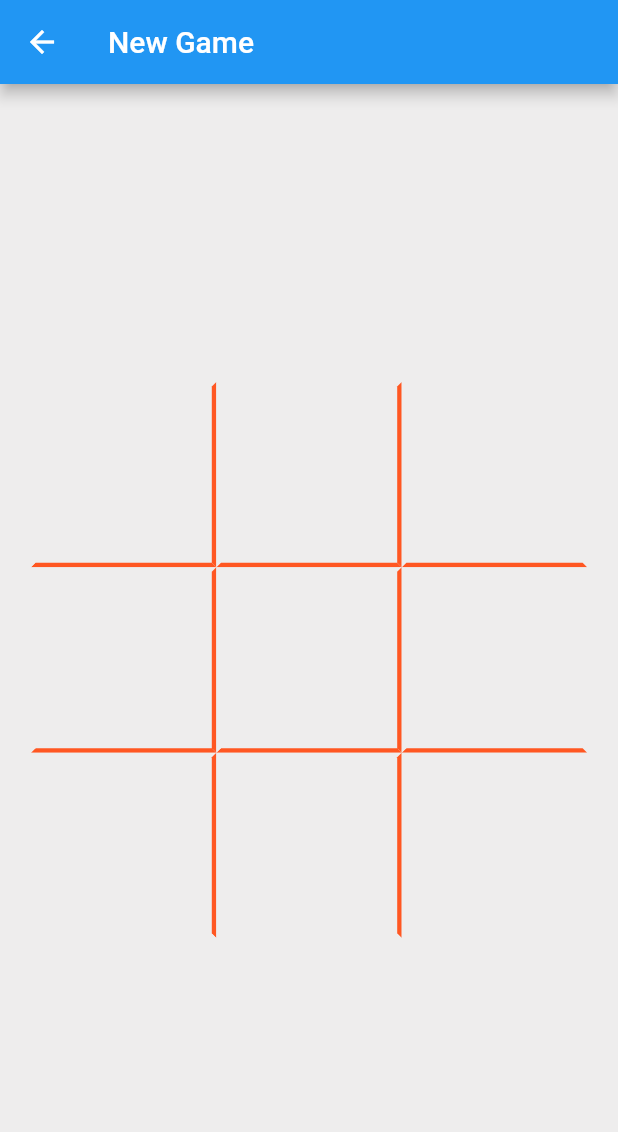
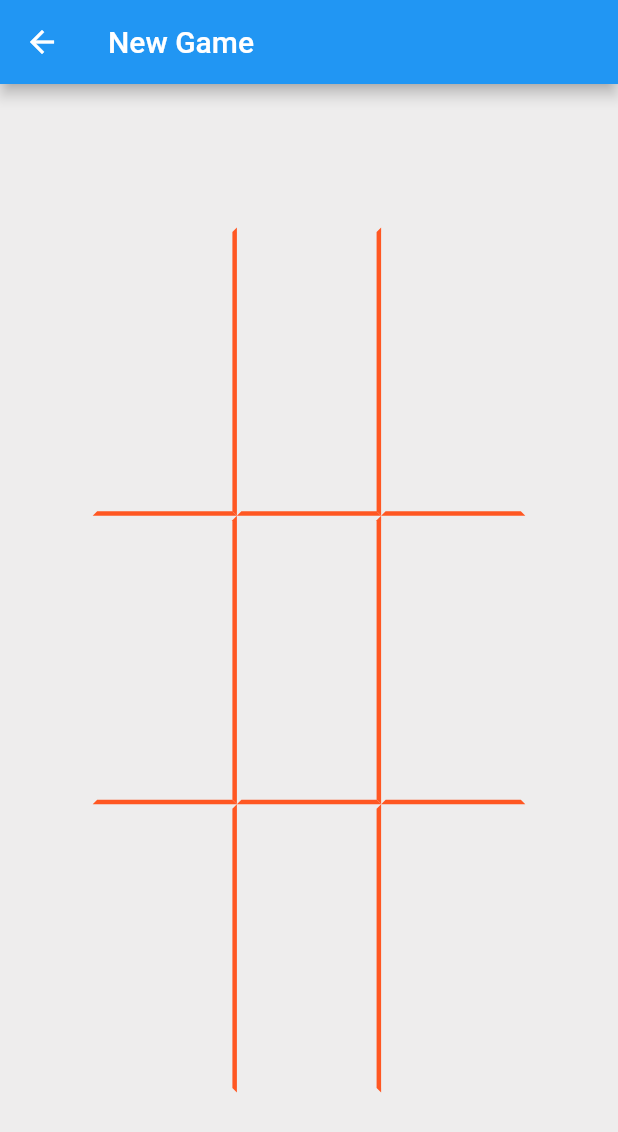
Before and after one commit to fede-da/Tris, a Flutter app: the LocalGameView screen opened by its route, on a phone screen of 412 x 824 dp. Shown: the top 1132 px of the screen. Run offline on Flutter 3.47's test engine with Material 2 defaults, Android fonts, the phone set to English and light mode, and no system bars; our stand-ins replace bloc, flutter_bloc, hydrated_bloc.

Commit message:
Inserita prima versione sistema a turni

```diff
--- a/tris/lib/src/common_widgets/tris/column.dart
+++ b/tris/lib/src/common_widgets/tris/column.dart
@@ -1,66 +1,59 @@
 import 'package:flutter/material.dart';
+import 'package:provider/provider.dart';
 
+import '../../handler/tris_handler.dart';
+import '../../utils/sizer.dart';
+import 'base_square.dart';
 import 'square.dart';
 
-class TrisColumn extends StatelessWidget {
-  const TrisColumn({super.key});
+class TrisView extends StatelessWidget {
+  const TrisView({super.key});
 
   @override
   Widget build(BuildContext context) {
-    return Row(
-      mainAxisAlignment: MainAxisAlignment.center,
-      children: const [FirstColumn(), SecondColumn(), ThirdColumn()],
+    return SizedBox(
+      height: context.read<Sizer>().getTrisHeigth(),
+      width: context.read<Sizer>().getTrisWidth(),
+      child: Consumer<TrisHandler>(
+        builder: (context, value, child) {
+          return Row(
+            mainAxisAlignment: MainAxisAlignment.center,
+            children: [
+              Expanded(
+                flex: 1,
+                child: TrisColumn(
+                  squaresList: value.get3RowsFromIndex(0),
+                ),
+              ),
+              Expanded(
+                flex: 1,
+                child: TrisColumn(
+                  squaresList: value.get3RowsFromIndex(3),
+                ),
+              ),
+              Expanded(
+                flex: 1,
+                child: TrisColumn(
+                  squaresList: value.get3RowsFromIndex(6),
+                ),
+              ),
+            ],
+          );
+        },
+      ),
     );
   }
 }
 
-class FirstColumn extends StatelessWidget {
-  const FirstColumn({super.key});
+class TrisColumn extends StatelessWidget {
+  const TrisColumn({super.key, required this.squaresList});
+  final List<BaseSquare> squaresList;
 
   @override
   Widget build(BuildContext context) {
-    final double width = MediaQuery.of(context).size.width * 0.3;
     return Column(
       mainAxisAlignment: MainAxisAlignment.center,
-      children: [
-        Square(width: width, sides: const [2, 3]),
-        Square(width: width, sides: const [2, 3]),
-        Square(width: width, sides: const [2]),
-      ],
+      children: squaresList,
     );
   }
 }
-
-class SecondColumn extends StatelessWidget {
-  const SecondColumn({super.key});
-
-  @override
-  Widget build(BuildContext context) {
-    final double width = MediaQuery.of(context).size.width * 0.3;
-    return Column(
-      mainAxisAlignment: MainAxisAlignment.center,
-      children: [
-        Square(width: width, sides: const [2, 3]),
-        Square(width: width, sides: const [2, 3]),
-        Square(width: width, sides: const [2]),
-      ],
-    );
-  }
-}
-
-class ThirdColumn extends StatelessWidget {
-  const ThirdColumn({super.key});
-
-  @override
-  Widget build(BuildContext context) {
-    final double width = MediaQuery.of(context).size.width * 0.3;
-    return Column(
-      mainAxisAlignment: MainAxisAlignment.center,
-      children: [
-        Square(width: width, sides: const [3]),
-        Square(width: width, sides: const [3]),
-        Square(width: width, sides: const []),
-      ],
-    );
-  }
-}
--- a/tris/lib/src/common_widgets/tris/square.dart
+++ b/tris/lib/src/common_widgets/tris/square.dart
@@ -1,31 +1,49 @@
 import 'package:flutter/material.dart';
 import 'package:provider/provider.dart';
+import 'package:tris/src/common_widgets/tris/base_square.dart';
 import 'package:tris/src/handler/tris_handler.dart';
 import 'package:tris/src/utils/my_painter.dart';
 
-class Square extends StatelessWidget {
+class Square extends BaseSquare {
   /*side defines which border will be underlined:
   0 -> left
   1 -> top
   2 -> rigth
   3 -> bottom
   */
-  const Square({Key? key, required this.width, required this.sides})
-      : super(key: key);
-  final double width;
-  final List<int> sides;
+
+  Square({super.key, required super.sides}) {
+    squareId = id;
+    id++;
+    id = id % 9;
+  }
+  static int id = 0;
+  late final int squareId;
+
+  int getSquareId() => squareId;
+
+  int getId() => squareId;
 
   @override
   Widget build(BuildContext context) {
+    void tapped() {
+      Provider.of<TrisHandler>(context, listen: false)
+          .squareTappedAtIndex(getId());
+      return print(getId());
+    }
+
     Color customColor = Theme.of(context).splashColor;
-    Color defaultColor = Theme.of(context).primaryColor;
+    Color defaultColor = Colors.transparent;
     BorderSide customBorder = BorderSide(color: customColor, width: 3);
     BorderSide defaultBorder = BorderSide(color: defaultColor, width: 3);
 
-    return Container(
-      width: width,
-      height: width,
+    return Expanded(
+      flex: 1,
+      child: GestureDetector(
+        onTap: () => tapped(),
+        child: Container(
           decoration: BoxDecoration(
+              color: Colors.transparent,
               border: Border(
                 left: sides.contains(0) ? customBorder : defaultBorder,
                 top: sides.contains(1) ? customBorder : defaultBorder,
@@ -34,8 +52,11 @@ class Square extends StatelessWidget {
               )),
           child: Center(
               child: Container(
-        child: CustomPaint(painter: context.read<TrisHandler>().getPainter()),
+            child:
+                CustomPaint(painter: context.read<TrisHandler>().getPainter()),
           )),
+        ),
+      ),
     );
   }
 }
--- a/tris/lib/src/handler/tris_handler.dart
+++ b/tris/lib/src/handler/tris_handler.dart
@@ -1,12 +1,32 @@
 import 'package:flutter/material.dart';
+import 'package:tris/src/tris/turn/circle_turn.dart';
+import 'package:tris/src/tris/turn/cross_turn.dart';
 import 'package:tris/src/utils/my_painter.dart';
 
+import '../common_widgets/tris/base_square.dart';
+import '../common_widgets/tris/square.dart';
+import '../tris/turn/turn.dart';
+
 class TrisHandler extends ChangeNotifier {
-  TrisHandler({required this.length}) : super() {
-    painter = MyPainter(length: length);
+  final double squareWidth;
+  late MyPainter painter;
+  List<Turn> turns = [CrossTurn(), CircleTurn()];
+
+  TrisHandler({required this.squareWidth}) : super() {
+    painter = MyPainter(length: squareWidth);
   }
-  final double length;
-  late MyPainter painter;
+
+  List<BaseSquare> squares = [
+    Square(sides: const [2, 3]),
+    Square(sides: const [2, 3]),
+    Square(sides: const [2]),
+    Square(sides: const [2, 3]),
+    Square(sides: const [2, 3]),
+    Square(sides: const [2]),
+    Square(sides: const [3]),
+    Square(sides: const [3]),
+    Square(sides: const []),
+  ];
 
   List<Signs> signs = [
     Signs.empty,
@@ -28,6 +48,29 @@ class TrisHandler extends ChangeNotifier {
   }
 
   MyPainter getPainter() => painter;
+
+  List<BaseSquare> get3RowsFromIndex(int index) => [
+        squares[index],
+        squares[index + 1],
+        squares[index + 2],
+      ];
+
+  void squareTappedAtIndex(int index) {
+    squares[index] = getNewSquare(squares[index]);
+    notifyListeners();
+    swapTurn();
+    return;
+  }
+
+  BaseSquare getNewSquare(BaseSquare square) =>
+      turns[0].getSquareFromTurn(square.sides);
+
+  void swapTurn() {
+    Turn tmp = turns[0];
+    turns[0] = turns[1];
+    turns[1] = tmp;
+    return;
+  }
 }
 
 enum Signs { empty, circle, cross }
--- /dev/null
+++ b/tris/lib/src/tris/tris.dart
@@ -0,0 +1,31 @@
+import 'package:flutter/material.dart';
+import 'package:flutter/src/widgets/container.dart';
+import 'package:flutter/src/widgets/framework.dart';
+import 'package:provider/provider.dart';
+import 'package:tris/src/common_widgets/tris/column.dart';
+import 'package:tris/src/utils/my_painter.dart';
+import 'package:tris/src/utils/sizer.dart';
+
+import '../common_widgets/tris/square.dart';
+import '../handler/tris_handler.dart';
+
+class Tris extends StatelessWidget {
+  const Tris({super.key});
+
+  @override
+  Widget build(BuildContext context) {
+    return Provider(
+      create: (_) => Sizer(
+        width: MediaQuery.of(context).size.width * 0.7,
+        heigth: MediaQuery.of(context).size.height * 0.7,
+      ),
+      builder: ((context, child) => SizedBox(
+            width: context.read<Sizer>().getTrisWidth(),
+            child: ChangeNotifierProvider<TrisHandler>(
+                create: (_) => TrisHandler(
+                    squareWidth: context.read<Sizer>().getSquareWidth()),
+                child: const TrisView()),
+          )),
+    );
+  }
+}
--- /dev/null
+++ b/tris/lib/src/tris/turn/circle_turn.dart
@@ -0,0 +1,15 @@
+import 'package:flutter/src/widgets/framework.dart';
+import 'package:tris/src/common_widgets/tris/circle_square.dart';
+import 'package:tris/src/tris/turn/turn.dart';
+
+import '../../common_widgets/tris/base_square.dart';
+import '../../common_widgets/tris/square.dart';
+
+class CircleTurn implements Turn {
+  @override
+  BaseSquare getSquareFromTurn(List<int> sides) {
+    return CircleSquare(
+      sides: sides,
+    );
+  }
+}
--- /dev/null
+++ b/tris/lib/src/tris/turn/cross_turn.dart
@@ -0,0 +1,13 @@
+import 'package:flutter/material.dart';
+import 'package:tris/src/tris/turn/turn.dart';
+
+import '../../common_widgets/tris/base_square.dart';
+import '../../common_widgets/tris/cross_square.dart';
+import '../../common_widgets/tris/square.dart';
+
+class CrossTurn implements Turn {
+  @override
+  BaseSquare getSquareFromTurn(List<int> sides) {
+    return CrossSquare(sides: sides);
+  }
+}
--- /dev/null
+++ b/tris/lib/src/tris/turn/turn.dart
@@ -0,0 +1,8 @@
+import 'package:flutter/material.dart';
+
+import '../../common_widgets/tris/base_square.dart';
+import '../../common_widgets/tris/square.dart';
+
+abstract class Turn {
+  BaseSquare getSquareFromTurn(List<int> sides);
+}
--- /dev/null
+++ b/tris/lib/src/utils/sizer.dart
@@ -0,0 +1,23 @@
+import 'package:flutter/material.dart';
+
+class Sizer {
+  Sizer({Key? key, required this.width, required this.heigth}) {
+    if (width >= heigth) {
+      trisWidth = heigth;
+    } else {
+      trisWidth = width;
+    }
+    squareWidth = trisWidth * 0.33;
+  }
+
+  late final double width;
+  late final double heigth;
+  late final double squareWidth;
+  late final double trisWidth;
+
+  double getTrisWidth() => trisWidth;
+
+  double getTrisHeigth() => heigth;
+
+  double getSquareWidth() => squareWidth;
+}
--- a/tris/lib/src/utils/tris.dart
+++ /dev/null
@@ -1,24 +0,0 @@
-import 'package:flutter/material.dart';
-import 'package:flutter/src/widgets/container.dart';
-import 'package:flutter/src/widgets/framework.dart';
-import 'package:provider/provider.dart';
-import 'package:tris/src/common_widgets/tris/column.dart';
-import 'package:tris/src/utils/my_painter.dart';
-
-import '../common_widgets/tris/square.dart';
-import '../handler/tris_handler.dart';
-
-class Tris extends StatelessWidget {
-  const Tris({super.key});
-
-  @override
-  Widget build(BuildContext context) {
-    double length = MediaQuery.of(context).size.width * 0.25;
-    return SizedBox(
-      width: MediaQuery.of(context).size.width * 0.9,
-      child: ChangeNotifierProvider<TrisHandler>(
-          create: (_) => TrisHandler(length: length),
-          child: const TrisColumn()),
-    );
-  }
-}
--- a/tris/lib/src/views/home_page.dart
+++ b/tris/lib/src/views/home_page.dart
@@ -1,7 +1,9 @@
 import 'package:flutter/material.dart';
 import 'package:flutter/src/widgets/container.dart';
 import 'package:flutter/src/widgets/framework.dart';
+import 'package:provider/provider.dart';
 import 'package:tris/src/common_widgets/custom_button.dart';
+import 'package:tris/src/utils/sizer.dart';
 
 import '../common_widgets/spacer.dart';
 
@@ -10,7 +12,9 @@ class HomePage extends StatelessWidget {
 
   @override
   Widget build(BuildContext context) {
-    return const Center(child: HomePageItems());
+    return const Center(
+      child: HomePageItems(),
+    );
   }
 }
 
--- a/tris/lib/src/views/local_game.dart
+++ b/tris/lib/src/views/local_game.dart
@@ -3,7 +3,7 @@ import 'package:flutter/src/widgets/basic.dart';
 import 'package:flutter/src/widgets/container.dart';
 import 'package:flutter/src/widgets/framework.dart';
 import 'package:tris/src/common_widgets/scaffold_custom.dart';
-import 'package:tris/src/utils/tris.dart';
+import 'package:tris/src/tris/tris.dart';
 
 class LocalGameView extends StatelessWidget {
   const LocalGameView({super.key});
```
Also changed, not shown: tris/lib/src/common_widgets/tris/base_square.dart (added, +11 -0 lines), tris/lib/src/common_widgets/tris/circle_square.dart (added, +56 -0 lines), tris/lib/src/common_widgets/tris/cross_square.dart (added, +37 -0 lines). Lines whose indentation alone changed are shown as unchanged.
